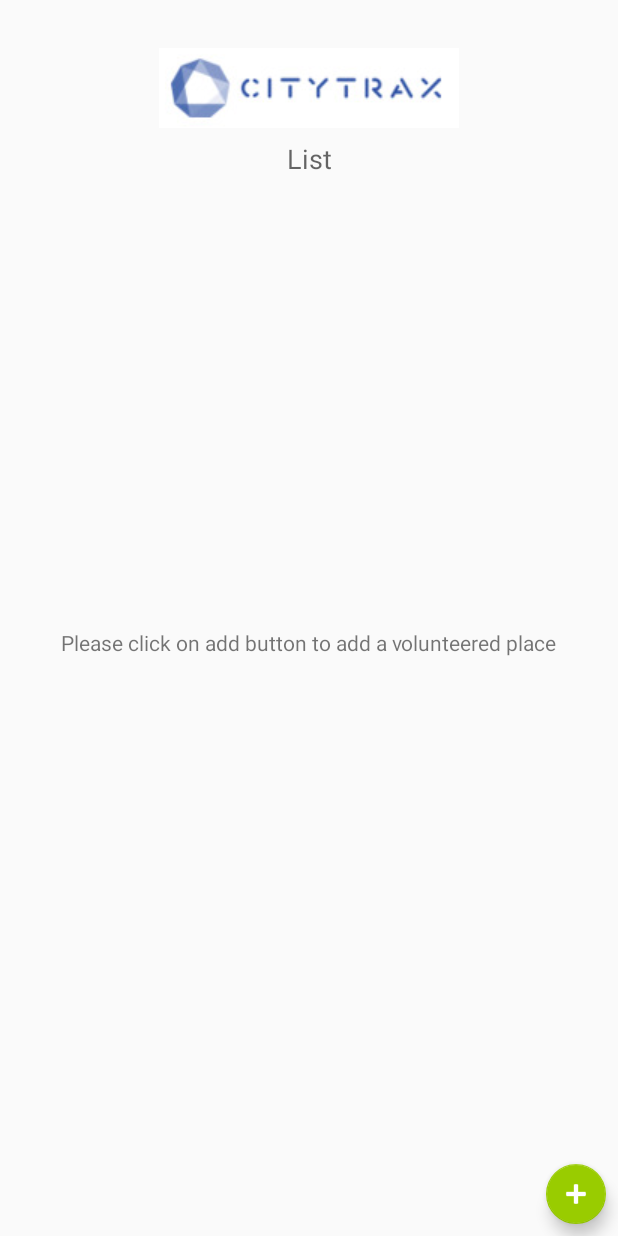
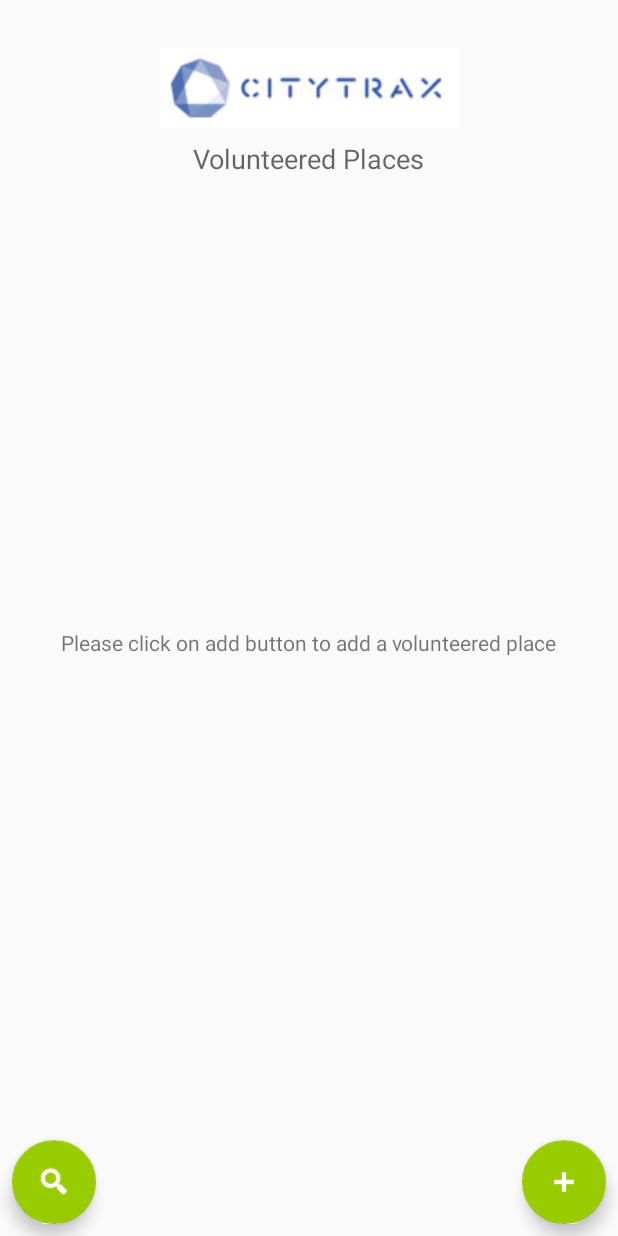
Before and after one commit to SK-Ouchi/NSC-AD430-Practicum, an Android app: the Home screen opened directly, with no data from a screen before it, on a phone screen of 412 x 824 dp. Run offline under Robolectric (Android 15) with nearby library versions, the phone set to English and light mode, and no system bars.

Commit message:
Added FAB for suggested places and other minor fixes

```diff
--- a/CityTrax/app/src/main/java/com/example/skouchi/citytrax/Home.java
+++ b/CityTrax/app/src/main/java/com/example/skouchi/citytrax/Home.java
@@ -36,6 +36,14 @@ public class Home extends AppCompatActivity {
             }
         });
         Logs.logEnd(TAG, mName);
+
+        FloatingActionButton fabSuggestedPlaces = (FloatingActionButton) findViewById(R.id.fab_suggested_places);
+        fabSuggestedPlaces.setOnClickListener(new View.OnClickListener() {
+            @Override
+            public void onClick(View view) {
+                startActivity(new Intent(getApplicationContext(), opportunities.class));
+            }
+        });
     }
 
     @Override
--- a/CityTrax/app/src/main/res/layout/activity_home.xml
+++ b/CityTrax/app/src/main/res/layout/activity_home.xml
@@ -22,7 +22,7 @@
         android:focusable="true"
         android:tint="#ffffff"
         app:backgroundTint="@android:color/holo_green_light"
-        app:fabSize="mini"
+        app:fabSize="normal"
         app:layout_anchor="@+id/include"
         app:layout_anchorGravity="right|bottom"
         app:layout_constraintBottom_toBottomOf="parent"
@@ -34,4 +34,27 @@
         app:layout_constraintVertical_bias="0.351"
         app:srcCompat="@android:drawable/ic_input_add" />
 
+
+    <android.support.design.widget.FloatingActionButton
+        android:id="@+id/fab_suggested_places"
+        android:layout_width="wrap_content"
+        android:layout_height="wrap_content"
+        android:layout_marginBottom="8dp"
+        android:layout_marginLeft="8dp"
+        android:layout_marginRight="8dp"
+        android:layout_marginTop="8dp"
+        android:clickable="true"
+        android:tint="#ffffff"
+        app:backgroundTint="@android:color/holo_green_light"
+        app:fabSize="normal"
+        app:layout_anchor="@+id/include"
+        app:layout_anchorGravity="left|bottom"
+        app:layout_constraintBottom_toBottomOf="parent"
+        app:layout_constraintHorizontal_bias="0.103"
+        app:layout_constraintLeft_toLeftOf="parent"
+        app:layout_constraintRight_toRightOf="parent"
+        app:layout_constraintTop_toBottomOf="@+id/hoursWorked"
+        app:layout_constraintVertical_bias="0.351"
+        app:srcCompat="@android:drawable/ic_search_category_default" />
+
 </android.support.design.widget.CoordinatorLayout>
--- a/CityTrax/app/src/main/res/layout/content_home.xml
+++ b/CityTrax/app/src/main/res/layout/content_home.xml
@@ -53,12 +53,12 @@
 
     <android.support.v7.widget.RecyclerView
         android:id="@+id/volunteeredListRV"
-        android:layout_width="368dp"
+        android:layout_width="0dp"
         android:layout_height="0dp"
         android:layout_marginBottom="8dp"
         android:layout_marginEnd="8dp"
         android:layout_marginStart="8dp"
-        android:layout_marginTop="8dp"
+        android:layout_marginTop="16dp"
         android:visibility="visible"
         app:layout_constraintBottom_toBottomOf="parent"
         app:layout_constraintEnd_toEndOf="parent"
--- a/CityTrax/app/src/main/res/values/strings.xml
+++ b/CityTrax/app/src/main/res/values/strings.xml
@@ -5,7 +5,7 @@
     <string name="date">Date</string>
     <string name="org_name">Org Name</string>
     <string name="hours_worked">Hours Worked</string>
-    <string name="list">List</string>
+    <string name="list">Volunteered Places</string>
     <string name="logo">logo</string>
     <string name="empty_list_text">Please click on add button to add a volunteered place</string>
 </resources>
```
